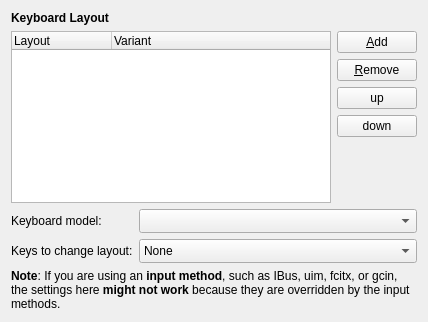
First picture: the form in lxqt-config-input/keyboardlayoutconfig.ui, repository lxqt/lxqt-config, before the edit.
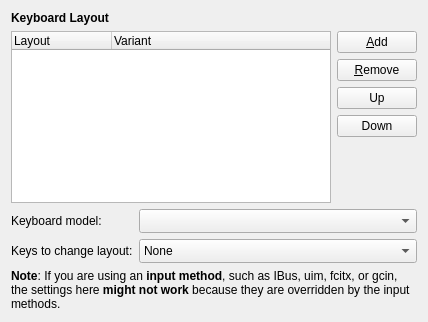
Second picture: the form after the edit.

Commit message: up/down to Up/Down

Patch:
```diff
--- a/lxqt-config-input/keyboardlayoutconfig.ui
+++ b/lxqt-config-input/keyboardlayoutconfig.ui
@@ -74,14 +74,14 @@
        <item>
         <widget class="QPushButton" name="moveUp">
          <property name="text">
-          <string>up</string>
+          <string>Up</string>
          </property>
         </widget>
        </item>
        <item>
         <widget class="QPushButton" name="moveDown">
          <property name="text">
-          <string>down</string>
+          <string>Down</string>
          </property>
         </widget>
        </item>
```
